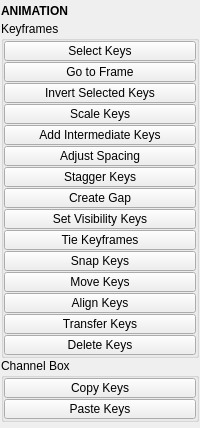
Qt form tentacle/ui/animation.ui (m3trik/tentacle) before a commit.
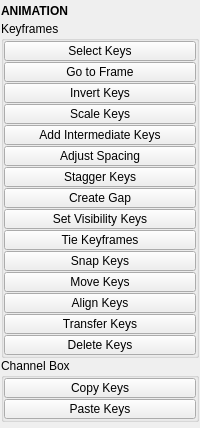
The same form after that commit. Custom widgets are drawn as their Qt base class.

What changed in the file:
```diff
--- a/tentacle/ui/animation.ui
+++ b/tentacle/ui/animation.ui
@@ -161,7 +161,7 @@
             <string>&lt;html&gt;&lt;head/&gt;&lt;body&gt;&lt;p&gt;Duplicate any selected keyframes and paste them inverted at the given time.&lt;/p&gt;&lt;/body&gt;&lt;/html&gt;</string>
            </property>
            <property name="text">
-            <string>Invert Selected Keys</string>
+            <string>Invert Keys</string>
            </property>
            <property name="checkable">
             <bool>false</bool>
```
Left out of the diff: 2 changed lines with no effect on the pictures.
